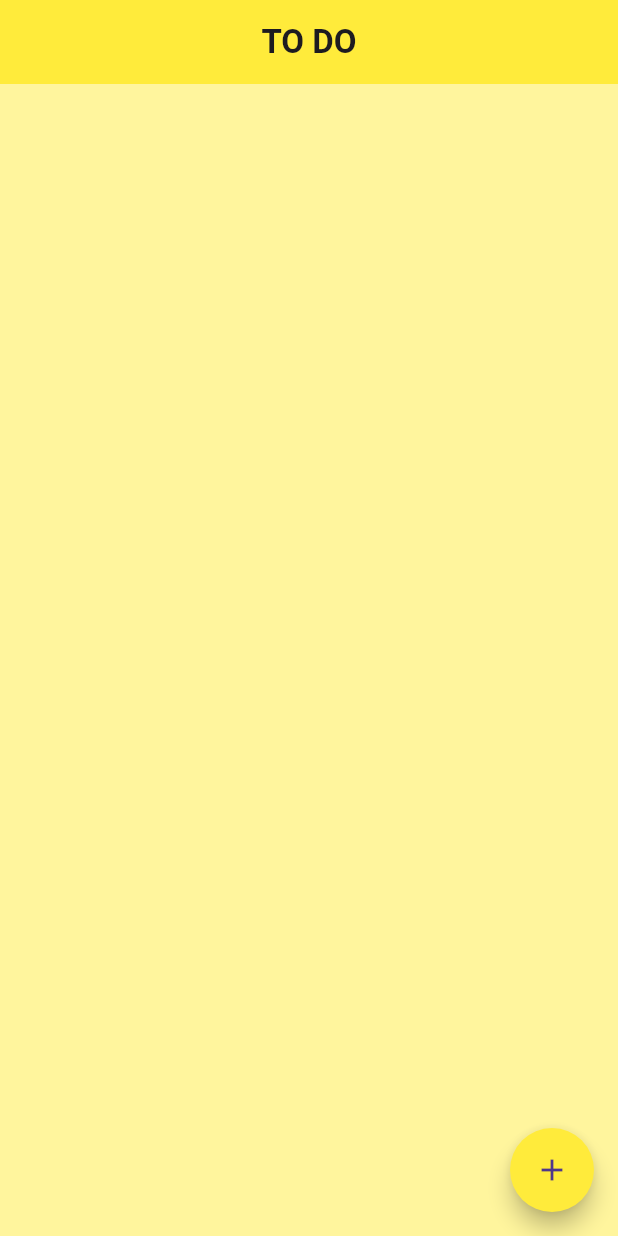
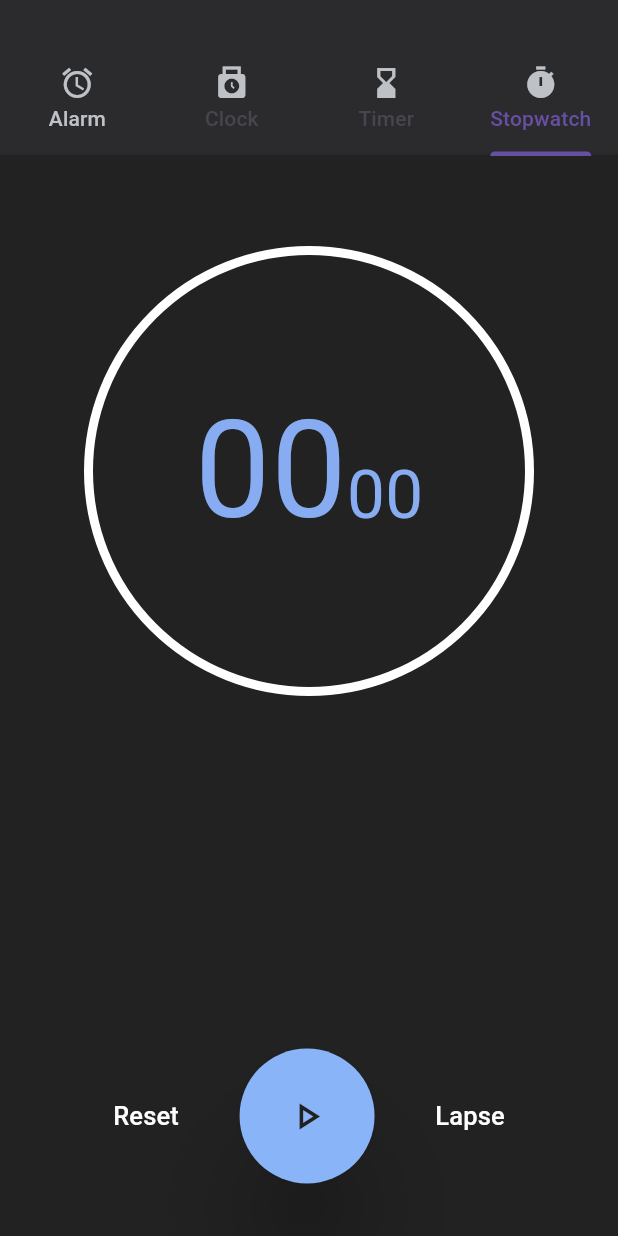
Before and after one commit to Jinukrishnan/FLUTTER, a Flutter app: the screen it shows after launch, on a phone screen of 412 x 824 dp. Run offline on Flutter 3.47's test engine with Material 3 defaults, Android fonts, the phone set to English and light mode, and no system bars; our stand-ins replace flutter_slidable, hive, math_expressions, shared_preferences, smooth_page_indicator; accounts and stored records are empty.

Commit message:
stopwatch

```diff
--- a/lib/Apps/12_HiveTODO/pages/DialogueBox.dart
+++ b/lib/Apps/12_HiveTODO/pages/DialogueBox.dart
@@ -17,7 +17,7 @@ class DialogueBox extends StatelessWidget {
     return AlertDialog(
       backgroundColor: Colors.yellow[400],
       content: Container(
-        height: 120,
+        height: 150,
         child: Column(
           mainAxisAlignment: MainAxisAlignment.spaceEvenly,
           children: [
--- /dev/null
+++ b/lib/Apps/14_Timer/Timer.dart
@@ -0,0 +1,183 @@
+import 'package:flutter/material.dart';
+import 'package:shared_preferences/shared_preferences.dart';
+
+class StopwatchX extends StatefulWidget {
+  const StopwatchX({super.key, required this.prefs});
+  final SharedPreferences prefs;
+
+  @override
+  State<StopwatchX> createState() => _StopwatchStateX();
+}
+
+class _StopwatchStateX extends State<StopwatchX> {
+  DateTime? start;
+  Duration? time;
+  List<Duration> lapse = [];
+  Duration? getTime() {
+    final timeElapsed = DateTime.now().difference(start!);
+    return timeElapsed;
+  }
+
+  void call() {
+    Future.delayed(Duration(milliseconds: 10), () {
+      if (start == null) return;
+      setState(() {
+        time = getTime();
+      });
+      call();
+    });
+  }
+
+  String getMilli(Duration duration) {
+    int ms = (duration.inMilliseconds - duration.inSeconds * 1000) ~/ 10;
+    return ms.toString();
+  }
+
+  @override
+  Widget build(BuildContext context) {
+    final data = widget.prefs.getString("start");
+    final lapseData = widget.prefs.getStringList("lapse");
+    if (data != null) {
+      DateTime startTime = DateTime.parse(data);
+      start = startTime;
+      call();
+    }
+    if (lapseData != null) {
+      lapse = lapseData.map((e) {
+        final a = e.split(":");
+        return Duration(
+          hours: int.parse(a[0]),
+          minutes: int.parse(a[1]),
+          seconds: int.parse(a[2].split(".")[0]),
+          microseconds: int.parse(a[2].split(".")[1]),
+        );
+      }).toList();
+    }
+    return SizedBox(
+      height: double.infinity,
+      width: double.infinity,
+      child: Stack(
+        children: [
+          Column(
+            mainAxisAlignment: MainAxisAlignment.center,
+            crossAxisAlignment: CrossAxisAlignment.center,
+            children: [
+              Container(
+                height: 300,
+                width: 300,
+                alignment: Alignment.center,
+                decoration: BoxDecoration(
+                    borderRadius: BorderRadius.circular(150),
+                    border: Border.all(color: Color(0xffffffff), width: 6)),
+                child: Row(
+                  mainAxisAlignment: MainAxisAlignment.center,
+                  crossAxisAlignment: CrossAxisAlignment.baseline,
+                  textBaseline: TextBaseline.alphabetic,
+                  children: [
+                    Text(
+                      (time?.inSeconds.toString() ?? "00"),
+                      style: const TextStyle(
+                        fontSize: 90,
+                        color: Color(0xff87acf2),
+                      ),
+                    ),
+                    Text(
+                      time != null ? getMilli(time ?? Duration.zero) : "00",
+                      style: const TextStyle(
+                        fontSize: 45,
+                        color: Color(0xff87acf2),
+                      ),
+                    ),
+                  ],
+                ),
+              ),
+              const SizedBox(width: double.infinity),
+              SizedBox(
+                height: 300,
+                width: 300,
+                child: ListView(
+                  children: [
+                    ...lapse.reversed.map((e) => ListTile(
+                          leading: const Icon(Icons.more_time_outlined),
+                          title: Text(
+                            "${e.inSeconds}:${getMilli(e)}",
+                            style: const TextStyle(color: Colors.white),
+                          ),
+                        ))
+                  ],
+                ),
+              )
+            ],
+          ),
+          Container(
+            alignment: Alignment.bottomCenter,
+            padding: const EdgeInsets.all(35),
+            child: Row(
+              mainAxisAlignment: MainAxisAlignment.spaceEvenly,
+              children: [
+                TextButton(
+                  onPressed: () {
+                    setState(() {
+                      start = null;
+                      time = null;
+                      lapse.clear();
+                    });
+                    widget.prefs.remove("lapse");
+                    widget.prefs.remove("start");
+                  },
+                  child: const Text(
+                    "Reset",
+                    style: TextStyle(color: Color(0xffffffff), fontSize: 17),
+                  ),
+                ),
+                ElevatedButton(
+                  onPressed: () {
+                    if (start == null) {
+                      setState(() {
+                        start = DateTime.now();
+                      });
+                      widget.prefs.setString("start", start.toString());
+                      call();
+                    } else {
+                      setState(() {
+                        start = null;
+                      });
+                      widget.prefs.remove("start");
+                    }
+                  },
+                  style: ElevatedButton.styleFrom(
+                      elevation: 30,
+                      padding: const EdgeInsets.all(30),
+                      shape: const CircleBorder(),
+                      backgroundColor: const Color(0xff8ab4f8)),
+                  child: Icon(
+                    start == null
+                        ? Icons.play_arrow_outlined
+                        : Icons.pause_outlined,
+                    size: 30,
+                    color: const Color(0xff212120),
+                  ),
+                ),
+                TextButton(
+                  onPressed: () {
+                    if (start != null) {
+                      final lap = DateTime.now().difference(start!);
+                      lapse.add(lap);
+                      List<String> parsed =
+                          lapse.map((e) => e.toString()).toList();
+                      widget.prefs.setStringList("lapse", parsed);
+                    }
+                  },
+                  child: const Text(
+                    "Lapse",
+                    style: TextStyle(color: Color(0xffffffff), fontSize: 17),
+                  ),
+                ),
+              ],
+            ),
+          )
+        ],
+      ),
+    );
+  }
+}
--- a/lib/main.dart
+++ b/lib/main.dart
@@ -1,41 +1,118 @@
-import 'package:apps/Apps/10_SharedPrefferance/SharedPreffernceTODO.dart';
-import 'package:apps/Apps/11_Hive/HiveLocalStorage.dart';
-import 'package:apps/Apps/12_HiveTODO/HiveTodo.dart';
-import 'package:apps/Apps/1_NEUMOPHISM.dart';
-import 'package:apps/Apps/2_DARK_NEUMORPHISM.dart';
-import 'package:apps/Apps/3_BUTTONSWITHNEUMORPHISM.dart';
-import 'package:apps/Apps/4_INNERSHADOW.dart';
-import 'package:apps/Apps/5_Calculator/5_Calculaor.dart';
-import 'package:apps/Apps/6_multiplicationtable/MultplicatioTable.dart';
-import 'package:apps/Apps/7_ArrayTodo/ArrayTodo.dart';
-import 'package:apps/Apps/8_CustomUI/CustomUI.dart';
-import 'package:apps/Apps/9_SendMSGmakeCALL/SendMSGmakeCALL.dart';
+// import 'package:apps/Apps/10_SharedPrefferance/SharedPreffernceTODO.dart';
+// import 'package:apps/Apps/11_Hive/HiveLocalStorage.dart';
+// import 'package:apps/Apps/12_HiveTODO/HiveTodo.dart';
+// import 'package:apps/Apps/13_Carusel/Carausel.dart';
+// import 'package:apps/Apps/14_Timer/Timer.dart';
+// import 'package:apps/Apps/1_NEUMOPHISM.dart';
+// import 'package:apps/Apps/2_DARK_NEUMORPHISM.dart';
+// import 'package:apps/Apps/3_BUTTONSWITHNEUMORPHISM.dart';
+// import 'package:apps/Apps/4_INNERSHADOW.dart';
+// import 'package:apps/Apps/5_Calculator/5_Calculaor.dart';
+// import 'package:apps/Apps/6_multiplicationtable/MultplicatioTable.dart';
+// import 'package:apps/Apps/7_ArrayTodo/ArrayTodo.dart';
+// import 'package:apps/Apps/8_CustomUI/CustomUI.dart';
+// import 'package:apps/Apps/9_SendMSGmakeCALL/SendMSGmakeCALL.dart';
+// import 'package:flutter/material.dart';
+// import 'package:hive/hive.dart';
+// import 'package:hive_flutter/adapters.dart';
+
+// void main() async {
+//   // runApp(Neumorphism());
+//   // runApp(Calculator());
+//   // runApp(MultiplicationTable());
+//   // runApp(ArrayTodo());
+//   // runApp(CustomUI());
+//   // runApp(SendMSGmakeCALL());
+//   // runApp(MaterialApp(home: SharedPreffernceTODO()));
+
+// // ====================================================================
+//   // // initial hive
+//   // await Hive.initFlutter();
+//   // // open the box
+//   // var box = await Hive.openBox('mybox');
+//   // runApp(MaterialApp(home: HiveLocalStorage()));
+//   // =====================================================
+//   // // initial hive
+//   // await Hive.initFlutter();
+//   // // open the box
+//   // var box = await Hive.openBox('mybox');
+//   // runApp(MaterialApp(
+//   //   home: HiveTodo(),
+//   //   theme: ThemeData(primarySwatch: Colors.yellow),
+//   // ));
+//   // ==================================================
+//   // runApp(MaterialApp(home: Carausel()));
+
+// }
+import 'package:apps/Apps/14_Timer/Timer.dart';
 import 'package:flutter/material.dart';
-import 'package:hive/hive.dart';
-import 'package:hive_flutter/adapters.dart';
+import 'package:shared_preferences/shared_preferences.dart';
 
 void main() async {
-  // runApp(Neumorphism());
-  // runApp(Calculator());
-  // runApp(MultiplicationTable());
-  // runApp(ArrayTodo());
-  // runApp(CustomUI());
-  // runApp(SendMSGmakeCALL());
-  // runApp(MaterialApp(home: SharedPreffernceTODO()));
+  WidgetsFlutterBinding.ensureInitialized();
+  final prefs = await SharedPreferences.getInstance();
+  runApp(
+    MaterialApp(
+      home: App(
+        prefs: prefs,
+      ),
+    ),
+  );
+}
 
-// ====================================================================
-  // // initial hive
-  // await Hive.initFlutter();
-  // // open the box
-  // var box = await Hive.openBox('mybox');
-  // runApp(MaterialApp(home: HiveLocalStorage()));
-  // =====================================================
-  // initial hive
-  await Hive.initFlutter();
-  // open the box
-  var box = await Hive.openBox('mybox');
-  runApp(MaterialApp(
-    home: HiveTodo(),
-    theme: ThemeData(primarySwatch: Colors.yellow),
-  ));
+class App extends StatelessWidget {
+  final SharedPreferences prefs;
+  const App({super.key, required this.prefs});
+
+  @override
+  Widget build(BuildContext context) {
+    return DefaultTabController(
+      length: 4,
+      initialIndex: 3,
+      child: Scaffold(
+        backgroundColor: Color(0xff222222),
+        appBar: AppBar(
+          backgroundColor: Color(0xff2b2b2e),
+          toolbarHeight: 30,
+          bottom: TabBar(
+            dividerColor: Color(0xff222222),
+            tabs: [
+              Tab(
+                icon: Icon(
+                  Icons.alarm,
+                  color: Color(0xffbec2c7),
+                ),
+                child: Text(
+                  "Alarm",
+                  style: TextStyle(color: Color(0xffbec2c7)),
+                ),
+              ),
+              Tab(
+                icon: Icon(Icons.punch_clock, color: Color(0xffbec2c7)),
+                text: "Clock",
+              ),
+              Tab(
+                icon: Icon(Icons.hourglass_bottom, color: Color(0xffbec2c7)),
+                text: "Timer",
+              ),
+              Tab(
+                icon: Icon(Icons.timer, color: Color(0xffbec2c7)),
+                text: "Stopwatch",
+              ),
+            ],
+          ),
+        ),
+        body: TabBarView(
+          children: [
+            Text("Alarm"),
+            Text("Clock"),
+            Text("Timer"),
+            StopwatchX(
+              prefs: prefs,
+            )
+          ],
+        ),
+      ),
+    );
+  }
 }
--- a/pubspec.yaml
+++ b/pubspec.yaml
@@ -41,6 +41,7 @@ dependencies:
   hive: ^2.2.3
   hive_flutter: ^1.1.0
   flutter_slidable: ^3.1.1
+  smooth_page_indicator: ^1.2.0+3
 
 
 dev_dependencies:
```
Also changed, not shown: lib/Apps/13_Carusel/Carausel.dart (added, +80 -0 lines), lib/Apps/13_Carusel/Home.dart (added, +14 -0 lines), pubspec.lock.
